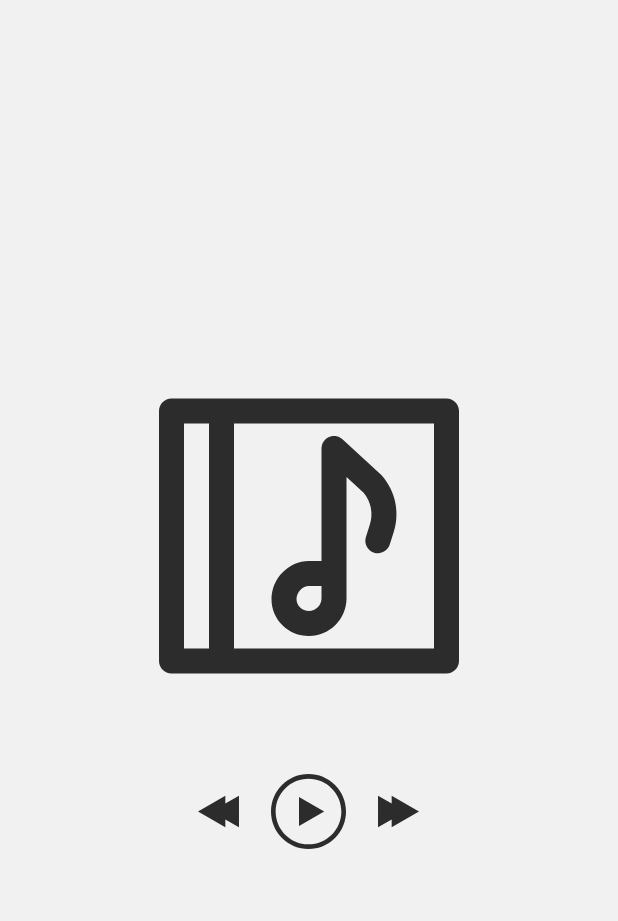
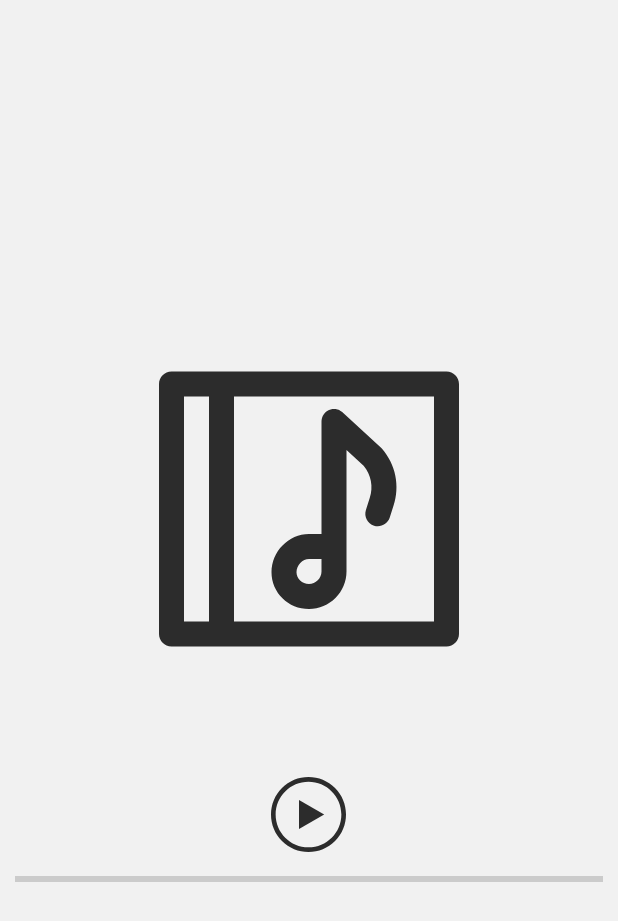
Before and after one commit to vmusatov/MediaPlayer, an Android app: the PlayerFragment screen opened through its navigation route, on a phone screen of 412 x 824 dp. Shown: the top 921 px of the screen. Run offline under Robolectric (Android 15) with nearby library versions, the phone set to English and light mode, and no system bars; our stand-ins replace Picasso, RxJava; libraries missing offline, so code that uses them is left out: com.google.android.exoplayer2; pictures from the network do not load.

Commit message:
create player fragment, play selected track

```diff
--- a/app/build.gradle
+++ b/app/build.gradle
@@ -2,6 +2,7 @@ plugins {
     id 'com.android.application'
     id 'org.jetbrains.kotlin.android'
     id 'kotlin-kapt'
+    id 'kotlin-parcelize'
 }
 
 android {
@@ -41,6 +42,7 @@ dependencies {
     def retrofit_version = "2.9.0"
     def okhttp_version = "4.8.0"
     def daggerVersion = "2.36"
+    def exoPlayerVersion = "2.17.1"
 
     implementation 'androidx.core:core-ktx:1.7.0'
     implementation 'androidx.appcompat:appcompat:1.4.1'
@@ -65,6 +67,8 @@ dependencies {
     implementation "io.reactivex.rxjava2:rxjava:2.2.10"
     implementation "io.reactivex.rxjava2:rxandroid:2.1.1"
 
+    implementation "com.google.android.exoplayer:exoplayer:$exoPlayerVersion"
+
     testImplementation 'junit:junit:4.13.2'
     androidTestImplementation 'androidx.test.ext:junit:1.1.3'
     androidTestImplementation 'androidx.test.espresso:espresso-core:3.4.0'
--- a/app/src/main/java/com/example/mediaplayer/data/remote/model/MediaSearchResultItemApi.kt
+++ b/app/src/main/java/com/example/mediaplayer/data/remote/model/MediaSearchResultItemApi.kt
@@ -7,9 +7,9 @@ data class MediaSearchResultItemApi(
     val wrapperType: String,
     val artistName: String,
     val trackName: String,
-    val previewUrl: String,
-    val artworkUrl60: String,
-    val artworkUrl100: String
+    val previewUrl: String?,
+    val artworkUrl60: String?,
+    val artworkUrl100: String?
 ) {
     fun toTrack(): Track {
         return Track(
--- /dev/null
+++ b/app/src/main/java/com/example/mediaplayer/ui/player/Player.kt
@@ -0,0 +1,44 @@
+package com.example.mediaplayer.ui.player
+
+import android.content.Context
+import com.example.mediaplayer.model.Track
+import com.google.android.exoplayer2.ExoPlayer
+import com.google.android.exoplayer2.MediaItem
+import io.reactivex.Observable
+import io.reactivex.android.schedulers.AndroidSchedulers
+import java.util.concurrent.TimeUnit
+
+class Player(context: Context) {
+
+    private val player: ExoPlayer = ExoPlayer.Builder(context)
+        .build()
+        .apply { prepare() }
+
+    val currentDuration: Long get() = player.duration
+    val currentPosition: Long get() = player.currentPosition
+
+    val progressObservable: Observable<Long> =
+        Observable
+            .interval(1, TimeUnit.SECONDS, AndroidSchedulers.mainThread())
+            .map { currentPosition }
+
+    fun setTrack(track: Track): Boolean {
+        if (track.playUrl.isNullOrEmpty()) {
+            return false
+        }
+
+        player.setMediaItem(MediaItem.fromUri(track.playUrl))
+        return true
+    }
+
+    fun play() {
+        if (currentPosition >= currentDuration) {
+            player.seekTo(0)
+        }
+        player.play()
+    }
+
+    fun seekTo(position: Long) = player.seekTo(position)
+    fun pause() = player.pause()
+    fun release() = player.release()
+}
--- a/app/src/main/java/com/example/mediaplayer/ui/player/PlayerFragment.kt
+++ b/app/src/main/java/com/example/mediaplayer/ui/player/PlayerFragment.kt
@@ -4,13 +4,37 @@ import android.os.Bundle
 import android.view.LayoutInflater
 import android.view.View
 import android.view.ViewGroup
+import android.widget.CompoundButton
 import androidx.fragment.app.Fragment
+import com.example.mediaplayer.R
 import com.example.mediaplayer.databinding.FragmentPlayerBinding
+import com.example.mediaplayer.model.Track
+import com.example.mediaplayer.util.showShortToast
+import com.squareup.picasso.Picasso
+import io.reactivex.android.schedulers.AndroidSchedulers
+import io.reactivex.disposables.CompositeDisposable
 
 class PlayerFragment : Fragment() {
 
     private var _binding: FragmentPlayerBinding? = null
     private val binding: FragmentPlayerBinding get() = checkNotNull(_binding)
+
+    private lateinit var player: Player
+
+    private val disposeBag = CompositeDisposable()
+
+    private val onPlayPauseToggleListener = { _: CompoundButton, isChecked: Boolean ->
+        if (isChecked) {
+            play()
+        } else {
+            pause()
+        }
+    }
+
+    override fun onCreate(savedInstanceState: Bundle?) {
+        super.onCreate(savedInstanceState)
+        player = Player(requireContext())
+    }
 
     override fun onCreateView(
         inflater: LayoutInflater,
@@ -19,11 +43,99 @@ class PlayerFragment : Fragment() {
     ): View {
         _binding = FragmentPlayerBinding.inflate(inflater, container, false)
 
+        val track: Track? = arguments?.getParcelable(TRACK_KEY)
+        setupUi(track)
+
+        savedInstanceState?.let { restoreState(it) }
+
         return binding.root
+    }
+
+    override fun onStop() {
+        super.onStop()
+        pause()
     }
 
     override fun onDestroyView() {
         super.onDestroyView()
         _binding = null
     }
+
+    override fun onDestroy() {
+        super.onDestroy()
+        player.release()
+    }
+
+    private fun restoreState(bundle: Bundle) {
+        val position = bundle.getLong(POSITION_KEY)
+        val duration = bundle.getInt(DURATION_KEY)
+
+        binding.progressBar.max = duration
+        binding.progressBar.progress = position.toInt()
+
+        player.seekTo(position)
+    }
+
+    override fun onSaveInstanceState(outState: Bundle) {
+        super.onSaveInstanceState(outState)
+        outState.putLong(POSITION_KEY, player.currentPosition)
+        outState.putInt(DURATION_KEY, binding.progressBar.max)
+    }
+
+    private fun setupProgressObserver() {
+        val dispose = player.progressObservable
+            .observeOn(AndroidSchedulers.mainThread())
+            .subscribe {
+                val progress = it.toInt()
+                binding.progressBar.progress = progress
+                if (binding.progressBar.max <= progress) {
+                    pause()
+                }
+            }
+        disposeBag.add(dispose)
+    }
+
+    private fun setupUi(track: Track?) = with(binding) {
+
+        if (track == null) {
+            showShortToast(getString(R.string.nothing_found))
+            playPause.isEnabled = false
+            return@with
+        }
+
+        if (!player.setTrack(track)) {
+            showShortToast(getString(R.string.track_cannot_be_played))
+            playPause.isEnabled = false
+        } else {
+            binding.playPause.tag = false
+            playPause.setOnCheckedChangeListener(onPlayPauseToggleListener)
+        }
+
+        trackName.text = track.trackName
+        trackAuthor.text = track.artistName
+
+        Picasso.get()
+            .load(track.previewImage100)
+            .placeholder(R.drawable.ic_music_album)
+            .error(R.drawable.ic_music_album)
+            .into(trackImage)
+    }
+
+    private fun play() {
+        setupProgressObserver()
+        player.play()
+        binding.progressBar.max = player.currentDuration.toInt()
+    }
+
+    private fun pause() {
+        binding.playPause.isChecked = false
+        player.pause()
+        disposeBag.clear()
+    }
+
+    companion object {
+        const val TRACK_KEY = "TRACK_KEY"
+        const val POSITION_KEY = "POSITION_KEY"
+        const val DURATION_KEY = "DURATION_KEY"
+    }
 }
--- /dev/null
+++ b/app/src/main/java/com/example/mediaplayer/util/Extentions.kt
@@ -0,0 +1,8 @@
+package com.example.mediaplayer.util
+
+import android.widget.Toast
+import androidx.fragment.app.Fragment
+
+fun Fragment.showShortToast(text: String) {
+    Toast.makeText(requireContext(), text, Toast.LENGTH_SHORT).show()
+}
--- a/app/src/main/res/drawable/ic_next.xml
+++ /dev/null
@@ -1,10 +0,0 @@
-<vector xmlns:android="http://schemas.android.com/apk/res/android"
-    android:width="30dp"
-    android:height="30dp"
-    android:viewportWidth="485"
-    android:viewportHeight="485">
-    <path
-        android:fillColor="?attr/colorSecondary"
-        android:pathData="M168.948,157.534l-147.106,-84.965l-0,339.862l147.106,-84.964l-0,84.964l294.21,-169.931l-294.21,-169.931z"
-        android:strokeWidth="1" />
-</vector>
--- a/app/src/main/res/drawable/ic_pause.xml
+++ b/app/src/main/res/drawable/ic_pause.xml
@@ -1,6 +1,6 @@
 <vector xmlns:android="http://schemas.android.com/apk/res/android"
-    android:width="30dp"
-    android:height="30dp"
+    android:width="50dp"
+    android:height="50dp"
     android:viewportWidth="485"
     android:viewportHeight="485">
     <path
--- a/app/src/main/res/drawable/ic_play.xml
+++ b/app/src/main/res/drawable/ic_play.xml
@@ -1,6 +1,6 @@
 <vector xmlns:android="http://schemas.android.com/apk/res/android"
-    android:width="30dp"
-    android:height="30dp"
+    android:width="50dp"
+    android:height="50dp"
     android:viewportWidth="485"
     android:viewportHeight="485">
     <path
--- a/app/src/main/res/drawable/ic_previous.xml
+++ /dev/null
@@ -1,10 +0,0 @@
-<vector xmlns:android="http://schemas.android.com/apk/res/android"
-    android:width="30dp"
-    android:height="30dp"
-    android:viewportWidth="485"
-    android:viewportHeight="485">
-    <path
-        android:fillColor="?attr/colorSecondary"
-        android:pathData="M316.052,327.466l147.106,84.965l0,-339.862l-147.106,84.964l0,-84.964l-294.21,169.931l294.21,169.931z"
-        android:strokeWidth="1" />
-</vector>
--- /dev/null
+++ b/app/src/main/res/drawable/play_pause_checkbox_selector.xml
@@ -0,0 +1,6 @@
+<?xml version="1.0" encoding="utf-8"?>
+<selector xmlns:android="http://schemas.android.com/apk/res/android">
+    <item android:state_checked="true" android:drawable="@drawable/ic_pause" />
+    <item android:state_pressed="true" android:drawable="@drawable/ic_pause" />
+    <item android:state_checked="false" android:drawable="@drawable/ic_play" />
+</selector>
--- a/app/src/main/res/layout/fragment_player.xml
+++ b/app/src/main/res/layout/fragment_player.xml
@@ -1,5 +1,6 @@
 <?xml version="1.0" encoding="utf-8"?>
 <LinearLayout xmlns:android="http://schemas.android.com/apk/res/android"
+    xmlns:app="http://schemas.android.com/apk/res-auto"
     xmlns:tools="http://schemas.android.com/tools"
     android:layout_width="match_parent"
     android:layout_height="match_parent"
@@ -12,12 +13,22 @@
         android:layout_width="200dp"
         android:layout_height="200dp"
         android:layout_gravity="center_horizontal"
-        android:background="@drawable/ic_music_album" />
+        android:scaleType="centerCrop"
+        android:src="@drawable/ic_music_album" />
+
+    <LinearLayout
+        android:layout_width="wrap_content"
+        android:layout_height="wrap_content"
+        android:layout_margin="@dimen/app_margin"
+        android:orientation="vertical">
 
         <TextView
             android:id="@+id/track_name"
             android:layout_width="match_parent"
             android:layout_height="wrap_content"
+            android:ellipsize="end"
+            android:maxEms="15"
+            android:maxLines="1"
             android:textSize="@dimen/normal_text"
             tools:text="Comfortably Numb" />
 
@@ -25,38 +36,30 @@
             android:id="@+id/track_author"
             android:layout_width="match_parent"
             android:layout_height="wrap_content"
+            android:ellipsize="end"
+            android:maxEms="15"
+            android:maxLines="1"
             android:textColor="@color/gray"
             android:textSize="@dimen/small_text"
             tools:text="Pink Floyd" />
+    </LinearLayout>
 
-    <LinearLayout
-        android:layout_width="wrap_content"
-        android:layout_height="wrap_content"
-        android:layout_gravity="center_horizontal"
-        android:gravity="center"
-        android:orientation="horizontal">
-
-        <ImageView
-            android:id="@+id/previous"
-            android:layout_width="wrap_content"
-            android:layout_height="wrap_content"
-            android:layout_margin="@dimen/app_margin"
-            android:src="@drawable/ic_previous" />
-
-        <ImageView
+    <androidx.appcompat.widget.AppCompatCheckBox
         android:id="@+id/play_pause"
         android:layout_width="50dp"
         android:layout_height="50dp"
         android:layout_margin="@dimen/app_margin"
-            android:src="@drawable/ic_play" />
+        android:button="@drawable/play_pause_checkbox_selector"
+        android:src="@drawable/ic_play"
+        app:backgroundTint="@null"
+        app:buttonTint="@null" />
 
-        <ImageView
-            android:id="@+id/next"
-            android:layout_width="wrap_content"
+    <ProgressBar
+        android:id="@+id/progress_bar"
+        style="?android:attr/progressBarStyleHorizontal"
+        android:layout_width="match_parent"
         android:layout_height="wrap_content"
-            android:layout_margin="@dimen/app_margin"
-            android:src="@drawable/ic_next" />
+        android:layout_marginHorizontal="@dimen/app_margin"
+        tools:progress="45" />
 
 </LinearLayout>
-
-</LinearLayout>
--- a/app/src/main/res/values/strings.xml
+++ b/app/src/main/res/values/strings.xml
@@ -7,4 +7,6 @@
     <string name="network_error">Failed to get new data\nCheck your internet connection</string>
     <string name="nothing_found">Nothing found</string>
     <string name="undefined_error">Undefined error, try again</string>
+
+    <string name="track_cannot_be_played">This track cannot be played</string>
 </resources>
```
Also changed, not shown: app/src/main/java/com/example/mediaplayer/model/Track.kt (+8 -4 lines), app/src/main/java/com/example/mediaplayer/ui/search/SearchFragment.kt (+9 -2 lines). Lines whose indentation alone changed are shown as unchanged.
